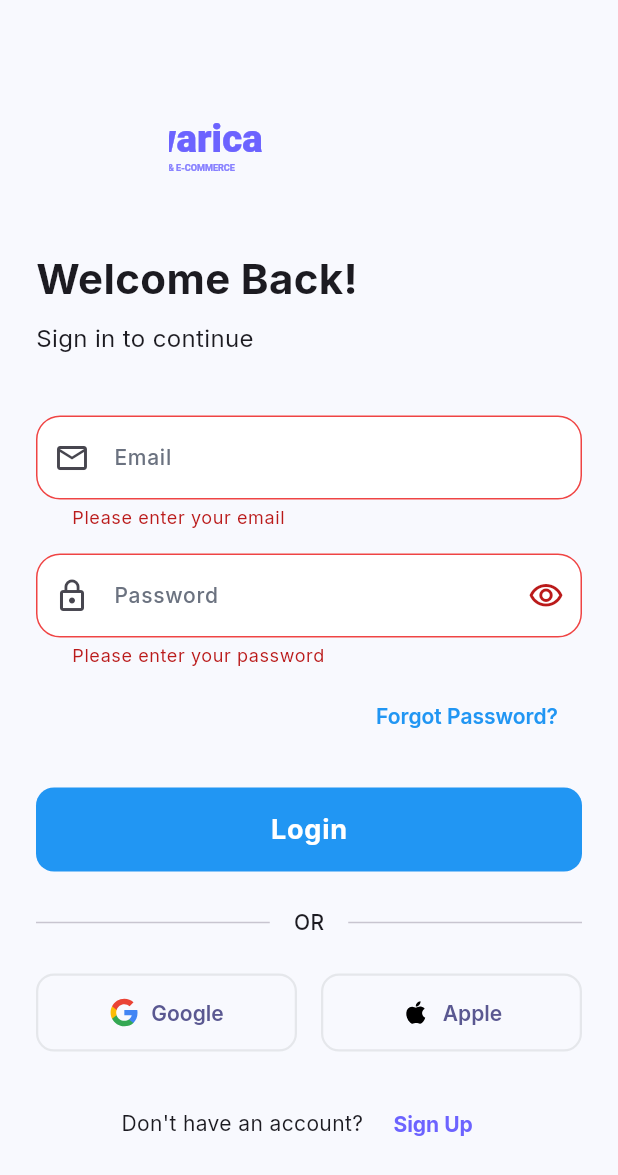
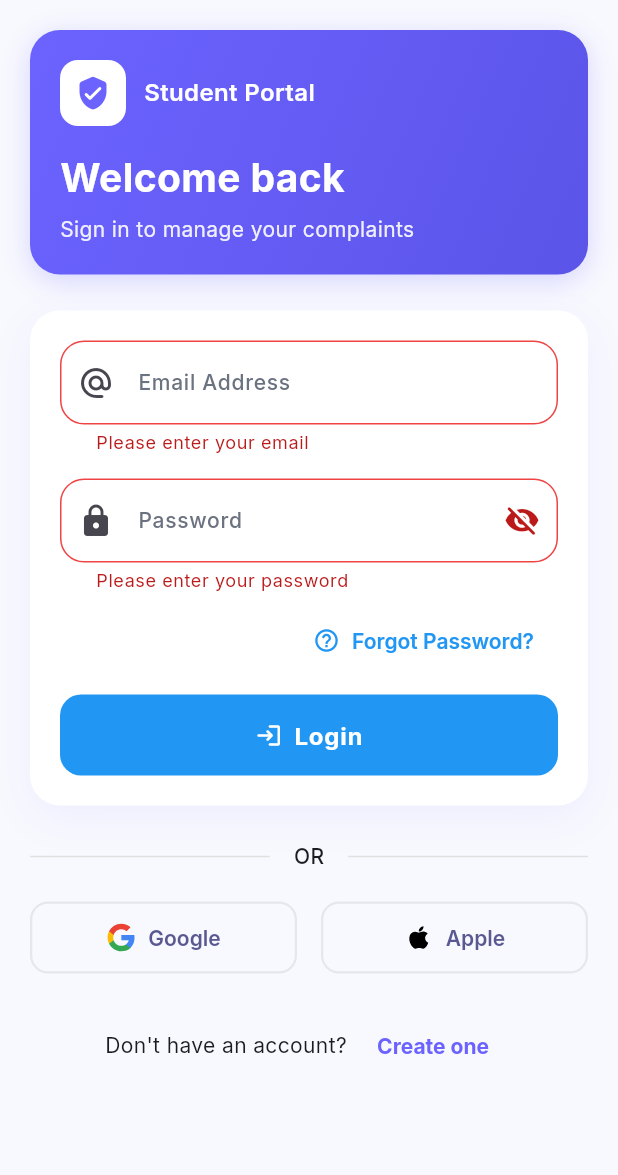
Before and after one commit to ayushkc777/Complain-College-App, a Flutter app: the LoginPage screen opened directly, after a tap on "Login", on a phone screen of 412 x 824 dp. Shown: the top 1175 px of the screen. Run offline on Flutter 3.47's test engine with Material 3 defaults, Android fonts, the phone set to English and light mode, and no system bars; our stand-ins replace dio, flutter_riverpod, flutter_svg, shared_preferences; accounts and stored records are empty.

Commit message:
Sprint 1: login screen

```diff
--- a/lib/features/auth/presentation/pages/login_page.dart
+++ b/lib/features/auth/presentation/pages/login_page.dart
@@ -1,8 +1,13 @@
 import 'package:flutter/material.dart';
 import 'package:flutter_riverpod/flutter_riverpod.dart';
 import 'package:flutter_svg/flutter_svg.dart';
+import 'package:dio/dio.dart';
+import 'package:shared_preferences/shared_preferences.dart';
 import '../../../../app/routes/app_routes.dart';
 import '../../../../app/theme/app_colors.dart';
+import '../../../../core/api/api_client.dart';
+import '../../../../core/api/api_endpoints.dart';
+import '../../../../core/services/storage/storage_service.dart';
 import '../../../../core/utils/snackbar_utils.dart';
 import '../../../dashboard/presentation/pages/dashboard_page.dart';
 import 'signup_page.dart';
@@ -29,21 +34,49 @@ class _LoginPageState extends ConsumerState<LoginPage> {
   }
 
   Future<void> _handleLogin() async {
-    if (_formKey.currentState!.validate()) {
+    if (!_formKey.currentState!.validate()) return;
+
     setState(() {
       _isLoading = true;
     });
 
-      // TODO: Implement login logic
-      await Future.delayed(const Duration(seconds: 2));
+    try {
+      final response = await ApiClient.dio.post(
+        ApiEndpoints.login,
+        data: {
+          'email': _emailController.text.trim(),
+          'password': _passwordController.text,
+        },
+      );
 
-      if (mounted) {
+      final data = response.data;
+      final token = data['token']?.toString() ?? '';
+      final user = data['data'] ?? {};
+
+      final prefs = await SharedPreferences.getInstance();
+      final storage = StorageService(prefs: prefs);
+      if (token.isNotEmpty) {
+        await storage.saveAuthToken(token);
+      }
+      await storage.saveUserJson(user.toString());
+
+      if (!mounted) return;
       setState(() {
         _isLoading = false;
       });
-        // Navigate to dashboard
+      SnackbarUtils.showSuccess(context, 'Login successful');
       AppRoutes.pushReplacement(context, const DashboardPage());
-      }
+    } on DioException catch (e) {
+      setState(() {
+        _isLoading = false;
+      });
+      final msg = e.response?.data?['message']?.toString() ?? 'Login failed';
+      SnackbarUtils.showError(context, msg);
+    } catch (e) {
+      setState(() {
+        _isLoading = false;
+      });
+      SnackbarUtils.showError(context, 'Login failed');
     }
   }
 
@@ -52,17 +85,14 @@ class _LoginPageState extends ConsumerState<LoginPage> {
   }
 
   void _handleForgotPassword() {
-    // TODO: Implement forgot password
     SnackbarUtils.showInfo(context, 'Forgot password feature coming soon');
   }
 
   void _handleGoogleSignIn() {
-    // TODO: Implement Google Sign In
     SnackbarUtils.showInfo(context, 'Google Sign In coming soon');
   }
 
   void _handleAppleSignIn() {
-    // TODO: Implement Apple Sign In
     SnackbarUtils.showInfo(context, 'Apple Sign In coming soon');
   }
 
@@ -73,58 +103,91 @@ class _LoginPageState extends ConsumerState<LoginPage> {
     final secondaryTextColor = Theme.of(context).textTheme.bodySmall?.color ?? AppColors.textMuted;
 
     return Scaffold(
+      backgroundColor: AppColors.background,
       body: SafeArea(
         child: SingleChildScrollView(
-          padding: const EdgeInsets.all(24.0),
+          padding: const EdgeInsets.all(20.0),
           child: Form(
             key: _formKey,
             child: Column(
               crossAxisAlignment: CrossAxisAlignment.stretch,
               children: [
-                const SizedBox(height: 40),
-
-                // Softwarica Logo
-                Center(
-                  child: SvgPicture.asset(
-                    'assets/svg/softwarica_logo.svg',
-                    width: 200,
-                    height: 70,
-                    colorFilter: ColorFilter.mode(
-                      isDarkMode ? AppColors.darkTextPrimary : AppColors.primary,
-                      BlendMode.srcIn,
+                Container(
+                  padding: const EdgeInsets.all(20),
+                  decoration: BoxDecoration(
+                    gradient: AppColors.primaryGradient,
+                    borderRadius: BorderRadius.circular(20),
+                    boxShadow: AppColors.buttonShadow,
+                  ),
+                  child: Column(
+                    crossAxisAlignment: CrossAxisAlignment.start,
+                    children: [
+                      Row(
+                        children: [
+                          Container(
+                            width: 44,
+                            height: 44,
+                            decoration: BoxDecoration(
+                              color: Colors.white,
+                              borderRadius: BorderRadius.circular(12),
+                            ),
+                            child: const Icon(
+                              Icons.verified_user_rounded,
+                              color: AppColors.primary,
+                            ),
+                          ),
+                          const SizedBox(width: 12),
+                          const Expanded(
+                            child: Text(
+                              'Student Portal',
+                              style: TextStyle(
+                                color: Colors.white,
+                                fontSize: 16,
+                                fontWeight: FontWeight.w600,
                               ),
                             ),
                           ),
-                const SizedBox(height: 32),
-
-                // Title
-                Text(
-                  'Welcome Back!',
+                        ],
+                      ),
+                      const SizedBox(height: 16),
+                      const Text(
+                        'Welcome back',
                         style: TextStyle(
-                    fontSize: 28,
+                          color: Colors.white,
+                          fontSize: 26,
                           fontWeight: FontWeight.bold,
-                    color: textColor,
                         ),
                       ),
-                const SizedBox(height: 8),
+                      const SizedBox(height: 6),
                       Text(
-                  'Sign in to continue',
+                        'Sign in to manage your complaints',
                         style: TextStyle(
-                    fontSize: 16,
-                    color: secondaryTextColor,
+                          color: Colors.white.withValues(alpha: 0.9),
+                          fontSize: 14,
                         ),
                       ),
-                const SizedBox(height: 40),
+                    ],
+                  ),
+                ),
+                const SizedBox(height: 24),
 
-                // Email Field
+                Container(
+                  padding: const EdgeInsets.all(20),
+                  decoration: BoxDecoration(
+                    color: Colors.white,
+                    borderRadius: BorderRadius.circular(20),
+                    boxShadow: AppColors.cardShadow,
+                  ),
+                  child: Column(
+                    children: [
                       TextFormField(
                         controller: _emailController,
                         keyboardType: TextInputType.emailAddress,
                         style: TextStyle(color: textColor),
                         decoration: const InputDecoration(
-                    labelText: 'Email',
-                    hintText: 'Enter your email',
-                    prefixIcon: Icon(Icons.email_outlined),
+                          labelText: 'Email Address',
+                          hintText: 'student@softwarica.edu.np',
+                          prefixIcon: Icon(Icons.alternate_email_rounded),
                         ),
                         validator: (value) {
                           if (value == null || value.isEmpty) {
@@ -137,8 +200,6 @@ class _LoginPageState extends ConsumerState<LoginPage> {
                         },
                       ),
                       const SizedBox(height: 16),
-
-                // Password Field
                       TextFormField(
                         controller: _passwordController,
                         obscureText: _obscurePassword,
@@ -146,12 +207,12 @@ class _LoginPageState extends ConsumerState<LoginPage> {
                         decoration: InputDecoration(
                           labelText: 'Password',
                           hintText: 'Enter your password',
-                    prefixIcon: Icon(Icons.lock_outline),
+                          prefixIcon: const Icon(Icons.lock_rounded),
                           suffixIcon: IconButton(
                             icon: Icon(
                               _obscurePassword
-                            ? Icons.visibility_outlined
-                            : Icons.visibility_off_outlined,
+                                  ? Icons.visibility_off_rounded
+                                  : Icons.visibility_rounded,
                             ),
                             onPressed: () {
                               setState(() {
@@ -171,40 +232,27 @@ class _LoginPageState extends ConsumerState<LoginPage> {
                         },
                       ),
                       const SizedBox(height: 8),
-
-                // Forgot Password
                       Align(
                         alignment: Alignment.centerRight,
-                  child: TextButton(
+                        child: TextButton.icon(
                           onPressed: _handleForgotPassword,
-                    child: Text(
-                      'Forgot Password?',
-                      style: TextStyle(
-                        color: AppColors.authPrimary,
-                        fontWeight: FontWeight.w600,
+                          icon: const Icon(Icons.help_outline_rounded, size: 18),
+                          label: const Text('Forgot Password?'),
+                          style: TextButton.styleFrom(
+                            foregroundColor: AppColors.authPrimary,
                           ),
                         ),
                       ),
-                ),
-                const SizedBox(height: 24),
-
-                // Login Button
+                      const SizedBox(height: 12),
                       SizedBox(
-                  height: 56,
-                  child: ElevatedButton(
+                        height: 54,
+                        width: double.infinity,
+                        child: ElevatedButton.icon(
                           onPressed: _isLoading ? null : _handleLogin,
-                    style: ElevatedButton.styleFrom(
-                      backgroundColor: AppColors.authPrimary,
-                      foregroundColor: Colors.white,
-                      elevation: 0,
-                      shape: RoundedRectangleBorder(
-                        borderRadius: BorderRadius.circular(12),
-                      ),
-                    ),
-                    child: _isLoading
+                          icon: _isLoading
                               ? const SizedBox(
-                            width: 24,
-                            height: 24,
+                                  width: 20,
+                                  height: 20,
                                   child: CircularProgressIndicator(
                                     strokeWidth: 2,
                                     valueColor: AlwaysStoppedAnimation<Color>(
@@ -212,21 +260,32 @@ class _LoginPageState extends ConsumerState<LoginPage> {
                                     ),
                                   ),
                                 )
-                        : Text(
-                            'Login',
-                            style: TextStyle(
-                              fontSize: 18,
+                              : const Icon(Icons.login_rounded),
+                          label: Text(
+                            _isLoading ? 'Signing in...' : 'Login',
+                            style: const TextStyle(
+                              fontSize: 16,
                               fontWeight: FontWeight.bold,
+                            ),
+                          ),
+                          style: ElevatedButton.styleFrom(
+                            backgroundColor: AppColors.authPrimary,
+                            foregroundColor: Colors.white,
+                            elevation: 0,
+                            shape: RoundedRectangleBorder(
+                              borderRadius: BorderRadius.circular(14),
                             ),
                           ),
                         ),
                       ),
+                    ],
+                  ),
+                ),
                 const SizedBox(height: 24),
 
-                // Divider
                 Row(
                   children: [
-                    Expanded(child: Divider()),
+                    Expanded(child: Divider(color: Colors.grey.shade300)),
                     Padding(
                       padding: const EdgeInsets.symmetric(horizontal: 16),
                       child: Text(
@@ -237,12 +296,11 @@ class _LoginPageState extends ConsumerState<LoginPage> {
                         ),
                       ),
                     ),
-                    Expanded(child: Divider()),
+                    Expanded(child: Divider(color: Colors.grey.shade300)),
                   ],
                 ),
-                const SizedBox(height: 24),
+                const SizedBox(height: 20),
 
-                // Social Login Buttons
                 Row(
                   children: [
                     Expanded(
@@ -259,9 +317,9 @@ class _LoginPageState extends ConsumerState<LoginPage> {
                                 )
                               : null,
                         ),
-                        label: Text('Google'),
+                        label: const Text('Google'),
                         style: OutlinedButton.styleFrom(
-                          padding: const EdgeInsets.symmetric(vertical: 16),
+                          padding: const EdgeInsets.symmetric(vertical: 14),
                           shape: RoundedRectangleBorder(
                             borderRadius: BorderRadius.circular(12),
                           ),
@@ -283,9 +341,9 @@ class _LoginPageState extends ConsumerState<LoginPage> {
                                 )
                               : null,
                         ),
-                        label: Text('Apple'),
+                        label: const Text('Apple'),
                         style: OutlinedButton.styleFrom(
-                          padding: const EdgeInsets.symmetric(vertical: 16),
+                          padding: const EdgeInsets.symmetric(vertical: 14),
                           shape: RoundedRectangleBorder(
                             borderRadius: BorderRadius.circular(12),
                           ),
@@ -296,7 +354,6 @@ class _LoginPageState extends ConsumerState<LoginPage> {
                 ),
                 const SizedBox(height: 24),
 
-                // Sign Up Link
                 Row(
                   mainAxisAlignment: MainAxisAlignment.center,
                   children: [
@@ -306,8 +363,8 @@ class _LoginPageState extends ConsumerState<LoginPage> {
                     ),
                     TextButton(
                       onPressed: _navigateToSignup,
-                      child: Text(
-                        'Sign Up',
+                      child: const Text(
+                        'Create one',
                         style: TextStyle(
                           color: AppColors.primary,
                           fontWeight: FontWeight.bold,
```
Lines whose indentation alone changed are shown as unchanged.
